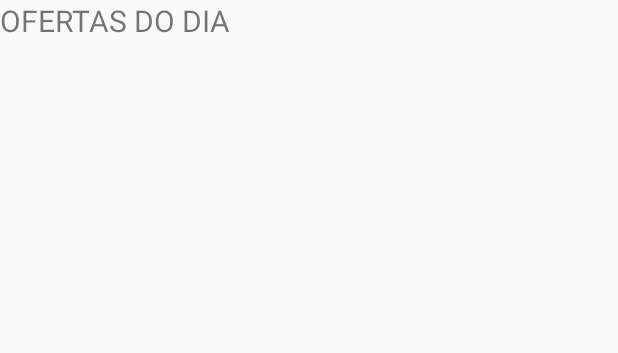
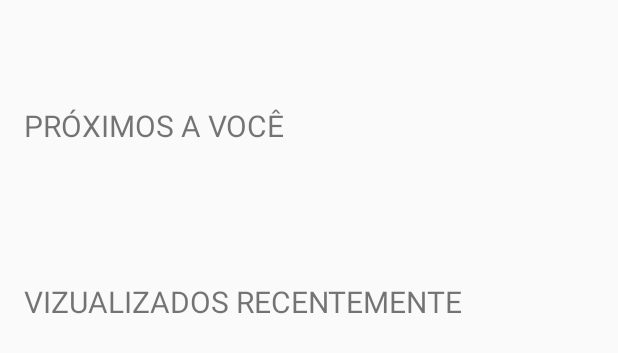
Before and after one commit to rodrigohenriques/hackathon-m4u-portador, an Android app: the layout fragment_information.xml on its own in the app's theme, with its tools: preview values and no code run, on a phone screen of 412 x 824 dp. Shown: the top 353 px of the screen. Run offline under Robolectric (Android 15) with nearby library versions, the light colour scheme and no system bars.

Commit message:
Added products recent visualized

```diff
--- a/app/src/main/res/layout/fragment_information.xml
+++ b/app/src/main/res/layout/fragment_information.xml
@@ -8,7 +8,10 @@
     <TextView
         android:layout_width="match_parent"
         android:layout_height="wrap_content"
-        android:text="OFERTAS DO DIA"
+        android:layout_marginBottom="20dp"
+        android:layout_marginLeft="16dp"
+        android:layout_marginTop="70dp"
+        android:text="PRÓXIMOS A VOCÊ"
         android:textSize="20dp" />
 
     <android.support.v7.widget.RecyclerView
@@ -18,4 +21,20 @@
 
     </android.support.v7.widget.RecyclerView>
 
+    <TextView
+        android:layout_width="match_parent"
+        android:layout_height="wrap_content"
+        android:layout_marginBottom="20dp"
+        android:layout_marginLeft="16dp"
+        android:layout_marginTop="70dp"
+        android:text="VIZUALIZADOS RECENTEMENTE"
+        android:textSize="20dp" />
+
+    <android.support.v7.widget.RecyclerView
+        android:id="@+id/recentVisualizedRecyclerView"
+        android:layout_width="match_parent"
+        android:layout_height="wrap_content">
+
+    </android.support.v7.widget.RecyclerView>
+
 </LinearLayout>
```
Also changed, not shown: app/src/main/java/com/github/fidelity/lio/ui/adapter/RecentVisualizedRecyclerViewAdapter.java (added, +49 -0 lines), app/src/main/java/com/github/fidelity/lio/ui/fragment/InformationFragment.java (+8 -0 lines).
